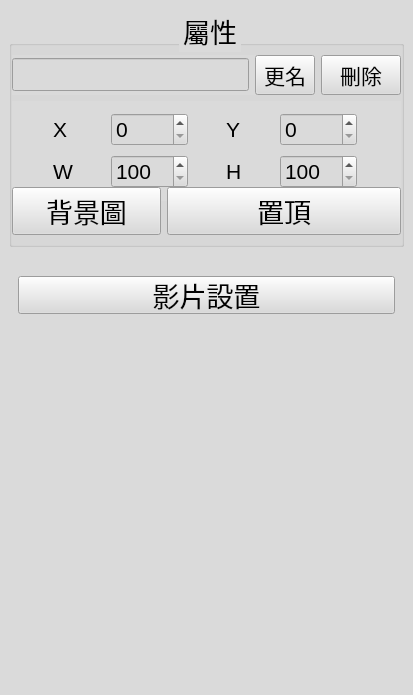
First picture: the form in src/ActiveManager/LayerEditor.ui, repository roger0816/BoardT, before the edit.
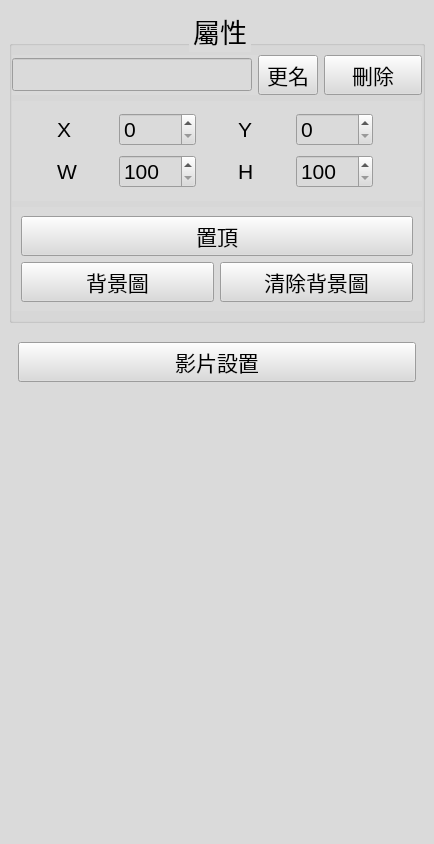
Second picture: the form after the edit.

Diff of the .ui file:
```diff
--- a/src/ActiveManager/LayerEditor.ui
+++ b/src/ActiveManager/LayerEditor.ui
@@ -6,8 +6,8 @@
    <rect>
     <x>0</x>
     <y>0</y>
-    <width>413</width>
-    <height>695</height>
+    <width>434</width>
+    <height>844</height>
    </rect>
   </property>
   <property name="minimumSize">
@@ -70,7 +70,7 @@
      </property>
      <layout class="QVBoxLayout" name="verticalLayout_2">
       <property name="spacing">
-       <number>20</number>
+       <number>10</number>
       </property>
       <item>
        <widget class="QGroupBox" name="groupBox">
@@ -104,7 +104,7 @@
          <property name="rightMargin">
           <number>0</number>
          </property>
-         <item row="0" column="4">
+         <item row="0" column="3">
           <widget class="QPushButton" name="btnDelete">
            <property name="font">
             <font>
@@ -116,75 +116,7 @@
            </property>
           </widget>
          </item>
-         <item row="0" column="0" colspan="4">
-          <widget class="QWidget" name="widget_4" native="true">
-           <property name="minimumSize">
-            <size>
-             <width>0</width>
-             <height>20</height>
-            </size>
-           </property>
-           <property name="font">
-            <font>
-             <pointsize>16</pointsize>
-            </font>
-           </property>
-           <layout class="QHBoxLayout" name="horizontalLayout_3">
-            <property name="leftMargin">
-             <number>0</number>
-            </property>
-            <property name="topMargin">
-             <number>0</number>
-            </property>
-            <property name="rightMargin">
-             <number>0</number>
-            </property>
-            <property name="bottomMargin">
-             <number>0</number>
-            </property>
-            <item>
-             <widget class="QLineEdit" name="txtName">
-              <property name="sizePolicy">
-               <sizepolicy hsizetype="Preferred" vsizetype="Fixed">
-                <horstretch>0</horstretch>
-                <verstretch>0</verstretch>
-               </sizepolicy>
-              </property>
-              <property name="font">
-               <font>
-                <pointsize>16</pointsize>
-               </font>
-              </property>
-             </widget>
-            </item>
-            <item>
-             <widget class="QPushButton" name="btnRename">
-              <property name="sizePolicy">
-               <sizepolicy hsizetype="Maximum" vsizetype="Fixed">
-                <horstretch>0</horstretch>
-                <verstretch>0</verstretch>
-               </sizepolicy>
-              </property>
-              <property name="maximumSize">
-               <size>
-                <width>60</width>
-                <height>16777215</height>
-               </size>
-              </property>
-              <property name="font">
-               <font>
-                <pointsize>16</pointsize>
-               </font>
-              </property>
-              <property name="text">
-               <string>更名</string>
-              </property>
-             </widget>
-            </item>
-           </layout>
-          </widget>
-         </item>
-         <item row="2" column="0" colspan="5">
+         <item row="2" column="0" colspan="4">
           <widget class="QWidget" name="widget" native="true">
            <property name="minimumSize">
             <size>
@@ -328,34 +260,144 @@
            </layout>
           </widget>
          </item>
-         <item row="3" column="0" colspan="2">
-          <widget class="QPushButton" name="btnBg">
+         <item row="0" column="0" colspan="3">
+          <widget class="QWidget" name="widget_4" native="true">
+           <property name="minimumSize">
+            <size>
+             <width>0</width>
+             <height>20</height>
+            </size>
+           </property>
            <property name="font">
             <font>
-             <pointsize>20</pointsize>
+             <pointsize>16</pointsize>
             </font>
            </property>
-           <property name="text">
-            <string>背景圖</string>
-           </property>
+           <layout class="QHBoxLayout" name="horizontalLayout_3">
+            <property name="leftMargin">
+             <number>0</number>
+            </property>
+            <property name="topMargin">
+             <number>0</number>
+            </property>
+            <property name="rightMargin">
+             <number>0</number>
+            </property>
+            <property name="bottomMargin">
+             <number>0</number>
+            </property>
+            <item>
+             <widget class="QLineEdit" name="txtName">
+              <property name="sizePolicy">
+               <sizepolicy hsizetype="Preferred" vsizetype="Fixed">
+                <horstretch>0</horstretch>
+                <verstretch>0</verstretch>
+               </sizepolicy>
+              </property>
+              <property name="font">
+               <font>
+                <pointsize>16</pointsize>
+               </font>
+              </property>
+             </widget>
+            </item>
+            <item>
+             <widget class="QPushButton" name="btnRename">
+              <property name="sizePolicy">
+               <sizepolicy hsizetype="Maximum" vsizetype="Fixed">
+                <horstretch>0</horstretch>
+                <verstretch>0</verstretch>
+               </sizepolicy>
+              </property>
+              <property name="maximumSize">
+               <size>
+                <width>60</width>
+                <height>16777215</height>
+               </size>
+              </property>
+              <property name="font">
+               <font>
+                <pointsize>16</pointsize>
+               </font>
+              </property>
+              <property name="text">
+               <string>更名</string>
+              </property>
+             </widget>
+            </item>
+           </layout>
           </widget>
          </item>
-         <item row="3" column="2" colspan="3">
-          <widget class="QPushButton" name="btnToTop">
+         <item row="4" column="0" colspan="4">
+          <widget class="QWidget" name="widget_3" native="true">
            <property name="minimumSize">
             <size>
-             <width>60</width>
-             <height>0</height>
+             <width>100</width>
+             <height>100</height>
             </size>
            </property>
-           <property name="font">
-            <font>
-             <pointsize>20</pointsize>
-            </font>
-           </property>
-           <property name="text">
-            <string>置頂</string>
-           </property>
+           <layout class="QGridLayout" name="gridLayout_10">
+            <item row="1" column="0">
+             <widget class="QPushButton" name="btnBgSet">
+              <property name="minimumSize">
+               <size>
+                <width>0</width>
+                <height>24</height>
+               </size>
+              </property>
+              <property name="font">
+               <font>
+                <pointsize>16</pointsize>
+               </font>
+              </property>
+              <property name="text">
+               <string>背景圖</string>
+              </property>
+             </widget>
+            </item>
+            <item row="1" column="1">
+             <widget class="QPushButton" name="btnClearLayerBg">
+              <property name="sizePolicy">
+               <sizepolicy hsizetype="Minimum" vsizetype="Fixed">
+                <horstretch>0</horstretch>
+                <verstretch>0</verstretch>
+               </sizepolicy>
+              </property>
+              <property name="minimumSize">
+               <size>
+                <width>0</width>
+                <height>24</height>
+               </size>
+              </property>
+              <property name="font">
+               <font>
+                <pointsize>16</pointsize>
+               </font>
+              </property>
+              <property name="text">
+               <string>清除背景圖</string>
+              </property>
+             </widget>
+            </item>
+            <item row="0" column="0" colspan="2">
+             <widget class="QPushButton" name="btnToTop">
+              <property name="minimumSize">
+               <size>
+                <width>60</width>
+                <height>0</height>
+               </size>
+              </property>
+              <property name="font">
+               <font>
+                <pointsize>16</pointsize>
+               </font>
+              </property>
+              <property name="text">
+               <string>置頂</string>
+              </property>
+             </widget>
+            </item>
+           </layout>
           </widget>
          </item>
         </layout>
@@ -529,6 +571,31 @@
                 <property name="bottomMargin">
                  <number>0</number>
                 </property>
+                <item row="2" column="1">
+                 <widget class="QPushButton" name="btnBgColor">
+                  <property name="minimumSize">
+                   <size>
+                    <width>0</width>
+                    <height>30</height>
+                   </size>
+                  </property>
+                  <property name="text">
+                   <string/>
+                  </property>
+                 </widget>
+                </item>
+                <item row="1" column="0">
+                 <widget class="QLabel" name="label_7">
+                  <property name="font">
+                   <font>
+                    <pointsize>16</pointsize>
+                   </font>
+                  </property>
+                  <property name="text">
+                   <string>字體顏色:</string>
+                  </property>
+                 </widget>
+                </item>
                 <item row="1" column="1">
                  <widget class="QPushButton" name="btnTxtColor">
                   <property name="minimumSize">
@@ -542,31 +609,6 @@
                   </property>
                  </widget>
                 </item>
-                <item row="1" column="0">
-                 <widget class="QLabel" name="label_7">
-                  <property name="font">
-                   <font>
-                    <pointsize>16</pointsize>
-                   </font>
-                  </property>
-                  <property name="text">
-                   <string>字體顏色:</string>
-                  </property>
-                 </widget>
-                </item>
-                <item row="2" column="1">
-                 <widget class="QPushButton" name="btnBgColor">
-                  <property name="minimumSize">
-                   <size>
-                    <width>0</width>
-                    <height>30</height>
-                   </size>
-                  </property>
-                  <property name="text">
-                   <string/>
-                  </property>
-                 </widget>
-                </item>
                 <item row="2" column="0">
                  <widget class="QLabel" name="label_8">
                   <property name="font">
@@ -645,7 +687,7 @@
                </property>
               </widget>
              </item>
-             <item row="1" column="1" colspan="2">
+             <item row="2" column="0" colspan="2">
               <widget class="QPushButton" name="btnSelectFont">
                <property name="font">
                 <font>
@@ -756,7 +798,7 @@
             </property>
             <property name="font">
              <font>
-              <pointsize>20</pointsize>
+              <pointsize>16</pointsize>
              </font>
             </property>
             <property name="text">
```
